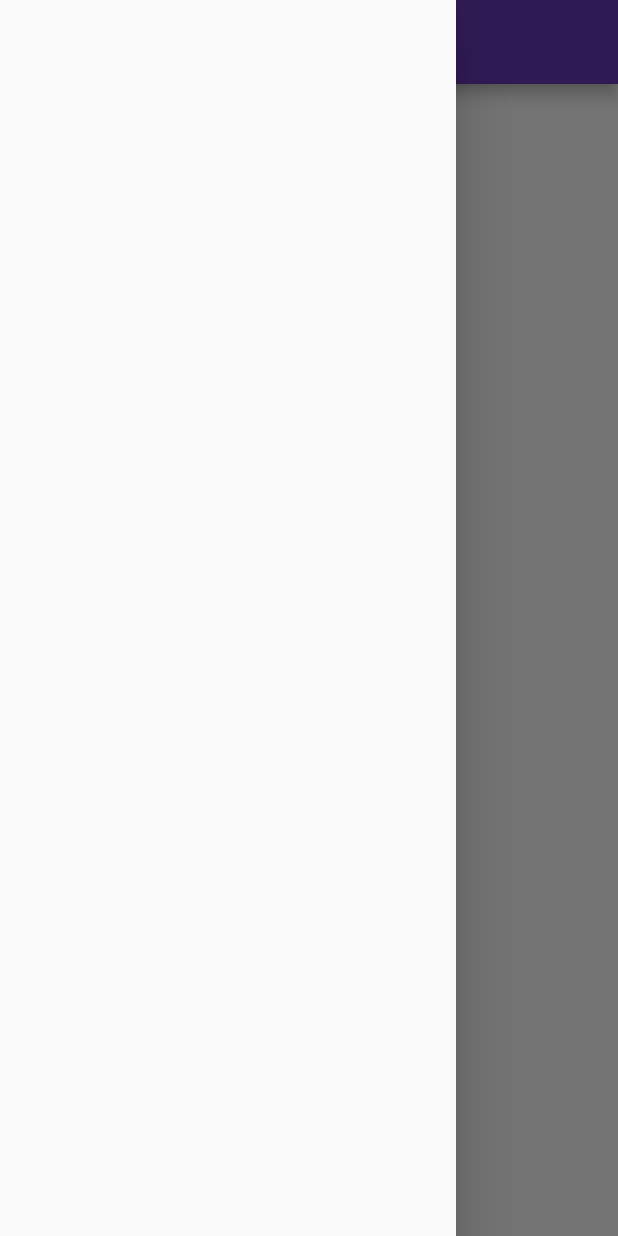
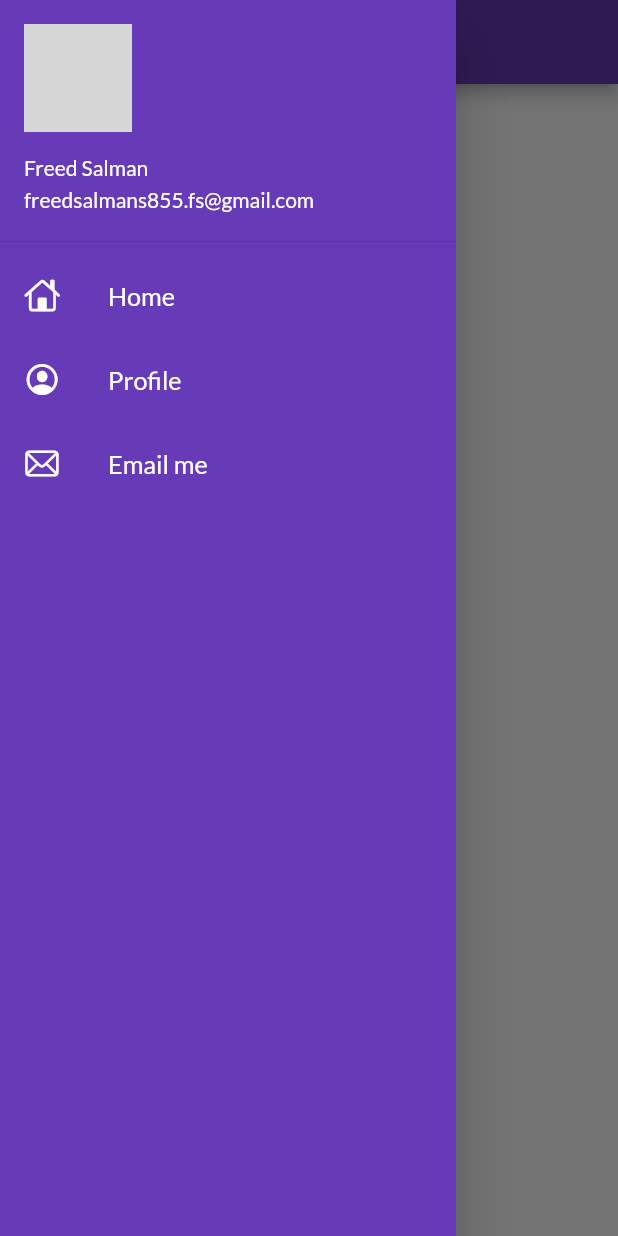
Before and after one commit to freedsalman/30DaysOfFlutter, a Flutter app: the HomePage screen opened by its route, with the side drawer open, on a phone screen of 412 x 824 dp. Run offline on Flutter 3.47's test engine with Material 2 defaults, Android fonts, the phone set to English and light mode, and no system bars; our stand-ins replace google_fonts; network calls fail; grey boxes are pictures that could not be loaded.

Commit message:
day 9 completed

```diff
--- a/lib/screens/home_page.dart
+++ b/lib/screens/home_page.dart
@@ -1,5 +1,6 @@
 import 'package:flutter/material.dart';
 import 'package:flutter_catalog/utilis/routes.dart';
+import 'package:flutter_catalog/widgets/drawer.dart';
 
 class HomePage extends StatelessWidget {
   @override
@@ -24,7 +25,7 @@ class HomePage extends StatelessWidget {
           ],
         ),
       ),
-      drawer: Drawer(),
+      drawer: MyDrawer(),
     );
   }
 }
--- /dev/null
+++ b/lib/widgets/drawer.dart
@@ -0,0 +1,70 @@
+import 'package:flutter/cupertino.dart';
+import 'package:flutter/material.dart';
+
+class MyDrawer extends StatelessWidget {
+  @override
+  Widget build(BuildContext context) {
+    final imageUrl =
+        "https://static.online-convert.com/images/favicon/android-chrome-512x512.png";
+    return Drawer(
+      child: Container(
+        color: Colors.deepPurple,
+        child: ListView(
+          padding: EdgeInsets.zero,
+          children: [
+            DrawerHeader(
+              padding: EdgeInsets.zero,
+              child: UserAccountsDrawerHeader(
+                margin: EdgeInsets.zero,
+                accountName: Text("Freed Salman"),
+                accountEmail: Text("freedsalmans855.fs@gmail.com"),
+                currentAccountPicture: CircleAvatar(
+                  backgroundImage: NetworkImage(imageUrl),
+                ),
+              ),
+            ),
+            ListTile(
+              leading: Icon(
+                CupertinoIcons.home,
+                color: Colors.white,
+              ),
+              title: Text(
+                "Home",
+                textScaleFactor: 1.2,
+                style: TextStyle(
+                  color: Colors.white,
+                ),
+              ),
+            ),
+            ListTile(
+              leading: Icon(
+                CupertinoIcons.profile_circled,
+                color: Colors.white,
+              ),
+              title: Text(
+                "Profile",
+                textScaleFactor: 1.2,
+                style: TextStyle(
+                  color: Colors.white,
+                ),
+              ),
+            ),
+            ListTile(
+              leading: Icon(
+                CupertinoIcons.mail,
+                color: Colors.white,
+              ),
+              title: Text(
+                "Email me",
+                textScaleFactor: 1.2,
+                style: TextStyle(
+                  color: Colors.white,
+                ),
+              ),
+            )
+          ],
+        ),
+      ),
+    );
+  }
+}
```
